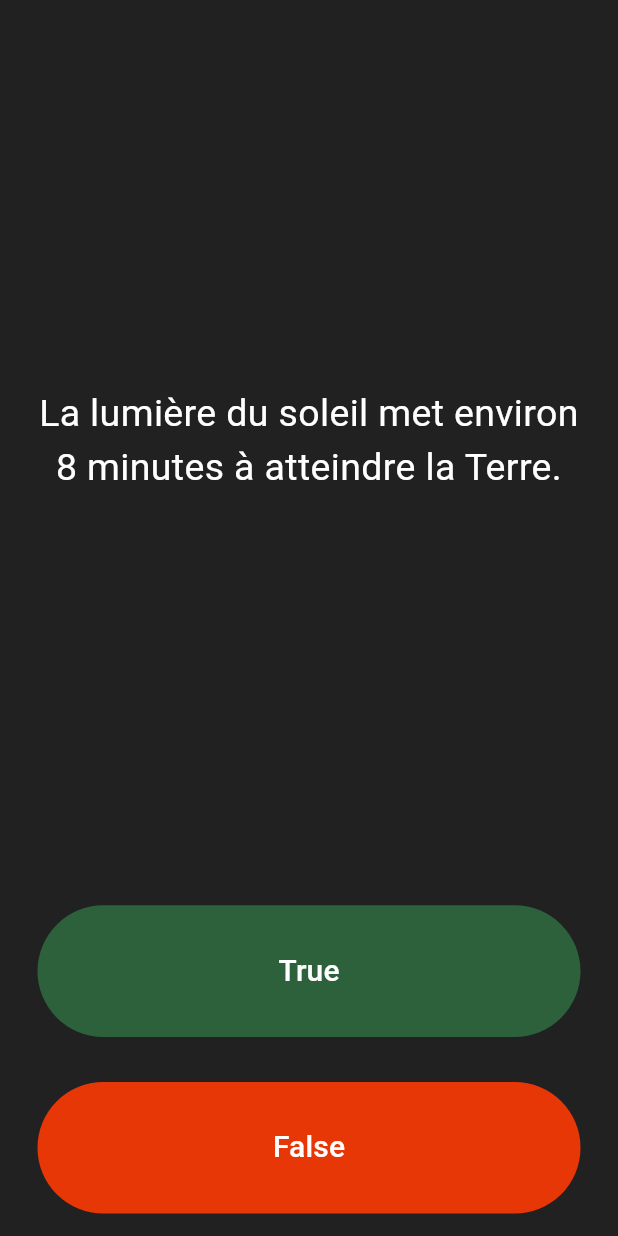
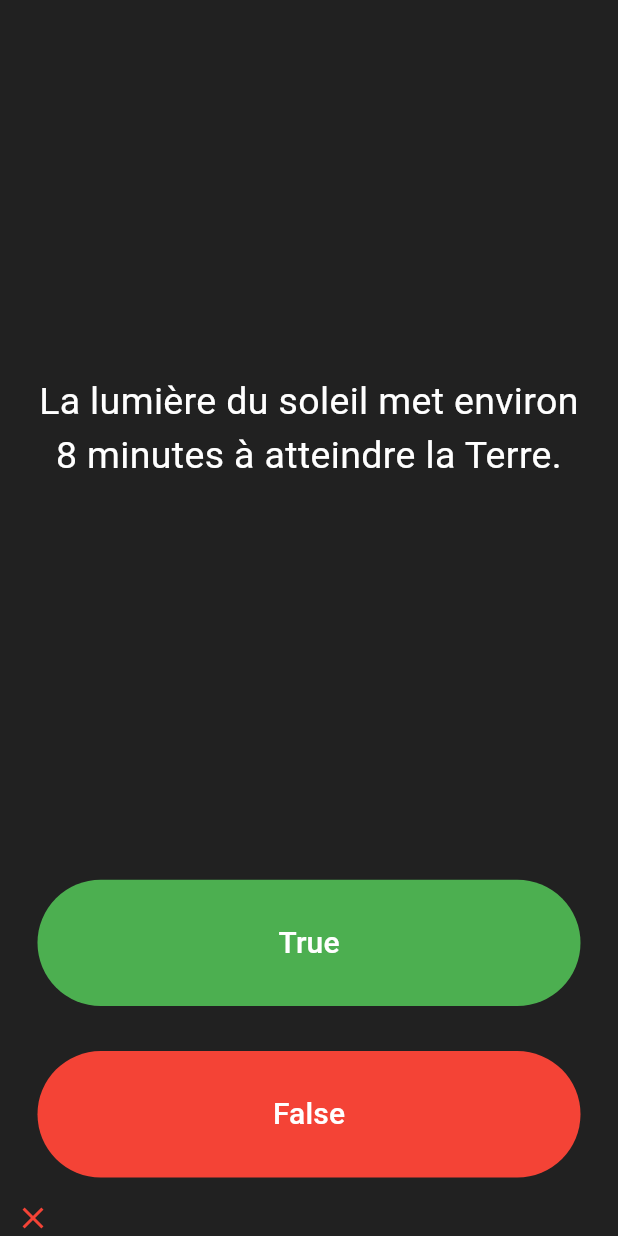
Before and after one commit to Aleks512/mobile-quizz, a Flutter app: the screen it shows after launch, after a tap on "True", on a phone screen of 412 x 824 dp. Run offline on Flutter 3.47's test engine with Material 3 defaults, Android fonts, the phone set to English and light mode, and no system bars; our stand-ins replace rflutter_alert.

Commit message:
private number

```diff
--- a/lib/main.dart
+++ b/lib/main.dart
@@ -1,5 +1,6 @@
 import 'package:flutter/material.dart';
 import 'quiz_brain.dart';
+import 'package:rflutter_alert/rflutter_alert.dart';
 
 QuizBrain quizBrain = QuizBrain();
 
@@ -33,17 +34,22 @@
 }
 
 class _QuizPageState extends State<QuizPage> {
-  List<Icon> scorekeeper = [];
+  List<Icon> scoreKeeper = [];
 
-  void chackAnswer(bool userPickedAnswer) {
-    bool correctAnswer = quizBrain.getAnwer();
-
-    if (correctAnswer == true) {
-      print("OK");
+  void checkAnswer(bool userPickedAnswer) {
+    bool correctAnswer = quizBrain.getAnswer();
+    setState(() {
+      if (userPickedAnswer == correctAnswer) {
+        scoreKeeper.add(const Icon(
+          Icons.check,
+          color: Colors.green,
+        ));
       } else {
-      print("sorry,...");
+        scoreKeeper.add(const Icon(
+          Icons.close,
+          color: Colors.red,
+        ));
       }
-    setState(() {
       quizBrain.nextQuestion();
     });
   }
@@ -57,12 +63,12 @@
         Expanded(
           flex: 5,
           child: Padding(
-            padding: EdgeInsets.all(10.0),
+            padding: const EdgeInsets.all(10.0),
             child: Center(
               child: Text(
                 quizBrain.getQuestionText(),
                 textAlign: TextAlign.center,
-                style: TextStyle(
+                style: const TextStyle(
                   fontSize: 25.0,
                   color: Colors.white,
                 ),
@@ -75,7 +81,7 @@
             padding: const EdgeInsets.all(15.0),
             child: TextButton(
               style: TextButton.styleFrom(
-                  backgroundColor: const Color.fromARGB(255, 44, 97, 59),
+                backgroundColor: Colors.green,
               ),
               child: const Text(
                 'True',
@@ -84,10 +90,8 @@
                   fontSize: 20.0,
                 ),
               ),
-                onPressed: () {
-                  //The user picked true.
-                  chackAnswer(true);
-                }),
+              onPressed: () => checkAnswer(true),
+            ),
           ),
         ),
         Expanded(
@@ -95,7 +99,7 @@
             padding: const EdgeInsets.all(15.0),
             child: TextButton(
               style: TextButton.styleFrom(
-                  backgroundColor: const Color.fromARGB(255, 232, 55, 6),
+                backgroundColor: Colors.red,
               ),
               child: const Text(
                 'False',
@@ -104,13 +108,13 @@
                   color: Colors.white,
                 ),
               ),
-                onPressed: () {
-                  //The user picked true.
-                  chackAnswer(false);
-                }),
+              onPressed: () => checkAnswer(false),
             ),
           ),
-        //TODO: Add a Row here as your score keeper
+        ),
+        Row(
+          children: scoreKeeper,
+        ),
       ],
     );
   }
--- a/lib/quiz_brain.dart
+++ b/lib/quiz_brain.dart
@@ -38,7 +38,7 @@ class QuizBrain {
     return _questionBank[_questionNumber].questionText;
   }
 
-  bool getAnwer() {
+  bool getAnswer() {
     return _questionBank[_questionNumber].questionAnswer;
   }
 }
--- a/pubspec.yaml
+++ b/pubspec.yaml
@@ -35,6 +35,7 @@ dependencies:
   # The following adds the Cupertino Icons font to your application.
   # Use with the CupertinoIcons class for iOS style icons.
   cupertino_icons: ^1.0.6
+  rflutter_alert: ^2.0.7
 
 dev_dependencies:
   flutter_test:
```
Lines whose indentation alone changed are shown as unchanged.
